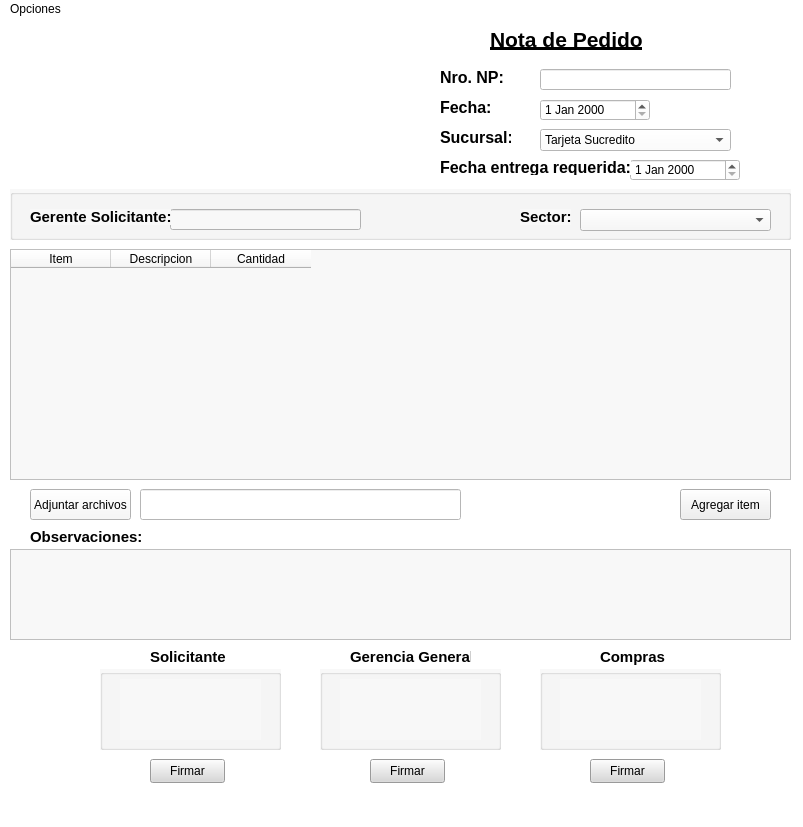
Old version of the form crear_np.ui in the repository AyeQuinteros15/DemoPracticas.
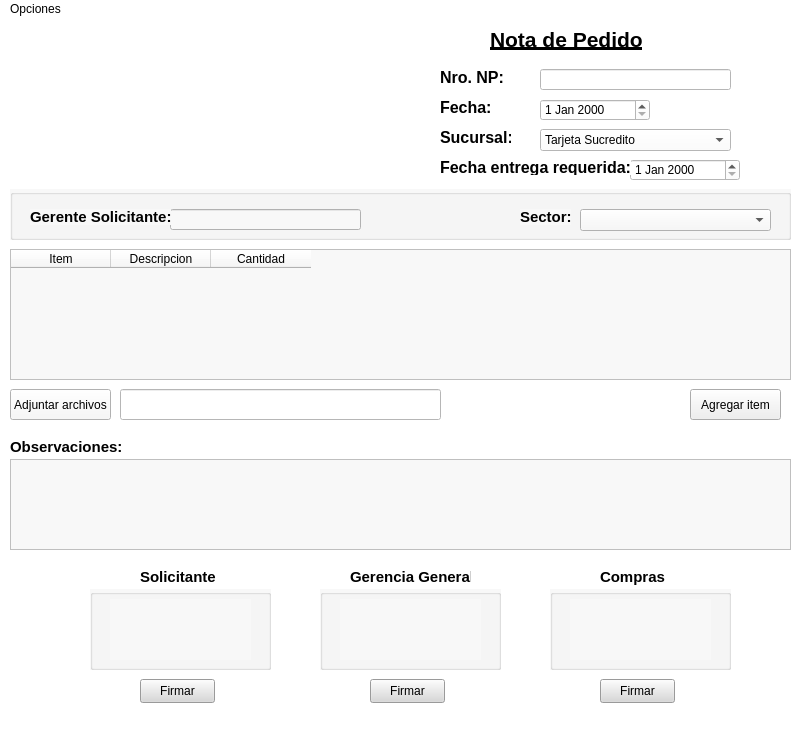
New version of the form. Icons and pictures are not drawn.

Patch:
```diff
--- a/crear_np.ui
+++ b/crear_np.ui
@@ -7,9 +7,21 @@
     <x>0</x>
     <y>0</y>
     <width>803</width>
-    <height>827</height>
+    <height>730</height>
    </rect>
   </property>
+  <property name="minimumSize">
+   <size>
+    <width>800</width>
+    <height>600</height>
+   </size>
+  </property>
+  <property name="maximumSize">
+   <size>
+    <width>1366</width>
+    <height>800</height>
+   </size>
+  </property>
   <property name="windowTitle">
    <string>Crear Nota de Pedido</string>
   </property>
@@ -272,7 +284,7 @@
       <x>10</x>
       <y>230</y>
       <width>781</width>
-      <height>231</height>
+      <height>131</height>
      </rect>
     </property>
     <property name="styleSheet">
@@ -297,8 +309,8 @@
    <widget class="QPushButton" name="btnAgregarItem">
     <property name="geometry">
      <rect>
-      <x>680</x>
-      <y>470</y>
+      <x>690</x>
+      <y>370</y>
       <width>91</width>
       <height>31</height>
      </rect>
@@ -314,7 +326,7 @@
     <property name="geometry">
      <rect>
       <x>10</x>
-      <y>530</y>
+      <y>440</y>
       <width>781</width>
       <height>91</height>
      </rect>
@@ -326,8 +338,8 @@
    <widget class="QLabel" name="label_5">
     <property name="geometry">
      <rect>
-      <x>30</x>
-      <y>510</y>
+      <x>10</x>
+      <y>420</y>
       <width>111</width>
       <height>16</height>
      </rect>
@@ -345,8 +357,8 @@
    <widget class="QGroupBox" name="groupBox_2">
     <property name="geometry">
      <rect>
-      <x>100</x>
-      <y>650</y>
+      <x>90</x>
+      <y>570</y>
       <width>181</width>
       <height>81</height>
      </rect>
@@ -386,8 +398,8 @@
    <widget class="QLabel" name="label_11">
     <property name="geometry">
      <rect>
-      <x>150</x>
-      <y>630</y>
+      <x>140</x>
+      <y>550</y>
       <width>81</width>
       <height>16</height>
      </rect>
@@ -406,7 +418,7 @@
     <property name="geometry">
      <rect>
       <x>320</x>
-      <y>650</y>
+      <y>570</y>
       <width>181</width>
       <height>81</height>
      </rect>
@@ -446,8 +458,8 @@
    <widget class="QGroupBox" name="groupBox_4">
     <property name="geometry">
      <rect>
-      <x>540</x>
-      <y>650</y>
+      <x>550</x>
+      <y>570</y>
       <width>181</width>
       <height>81</height>
      </rect>
@@ -488,7 +500,7 @@
     <property name="geometry">
      <rect>
       <x>350</x>
-      <y>630</y>
+      <y>550</y>
       <width>121</width>
       <height>16</height>
      </rect>
@@ -507,7 +519,7 @@
     <property name="geometry">
      <rect>
       <x>600</x>
-      <y>630</y>
+      <y>550</y>
       <width>71</width>
       <height>16</height>
      </rect>
@@ -525,8 +537,8 @@
    <widget class="QPushButton" name="btnAdjArchivoNP">
     <property name="geometry">
      <rect>
-      <x>30</x>
-      <y>470</y>
+      <x>10</x>
+      <y>370</y>
       <width>101</width>
       <height>31</height>
      </rect>
@@ -541,8 +553,8 @@
    <widget class="QLineEdit" name="txtAdjArchivo">
     <property name="geometry">
      <rect>
-      <x>140</x>
-      <y>470</y>
+      <x>120</x>
+      <y>370</y>
       <width>321</width>
       <height>31</height>
      </rect>
@@ -551,8 +563,8 @@
    <widget class="QPushButton" name="btnFirmarSolicitante_NP">
     <property name="geometry">
      <rect>
-      <x>150</x>
-      <y>740</y>
+      <x>140</x>
+      <y>660</y>
       <width>75</width>
       <height>24</height>
      </rect>
@@ -571,7 +583,7 @@
     <property name="geometry">
      <rect>
       <x>370</x>
-      <y>740</y>
+      <y>660</y>
       <width>75</width>
       <height>24</height>
      </rect>
@@ -589,8 +601,8 @@
    <widget class="QPushButton" name="btnFirmarCompras_NP">
     <property name="geometry">
      <rect>
-      <x>590</x>
-      <y>740</y>
+      <x>600</x>
+      <y>660</y>
       <width>75</width>
       <height>24</height>
      </rect>
```
